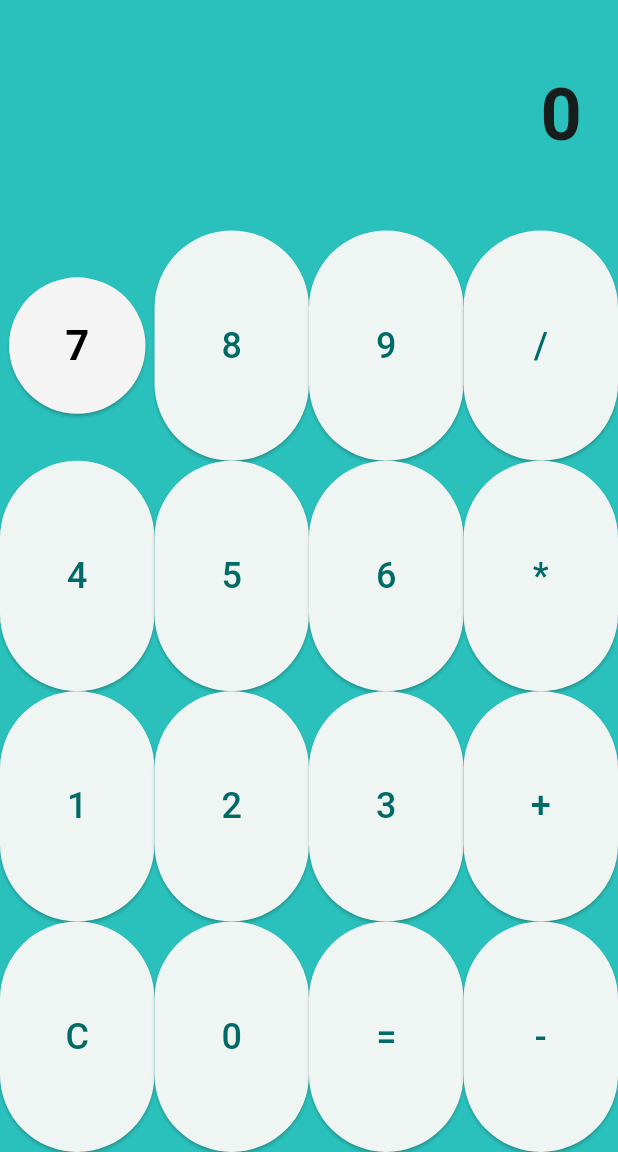
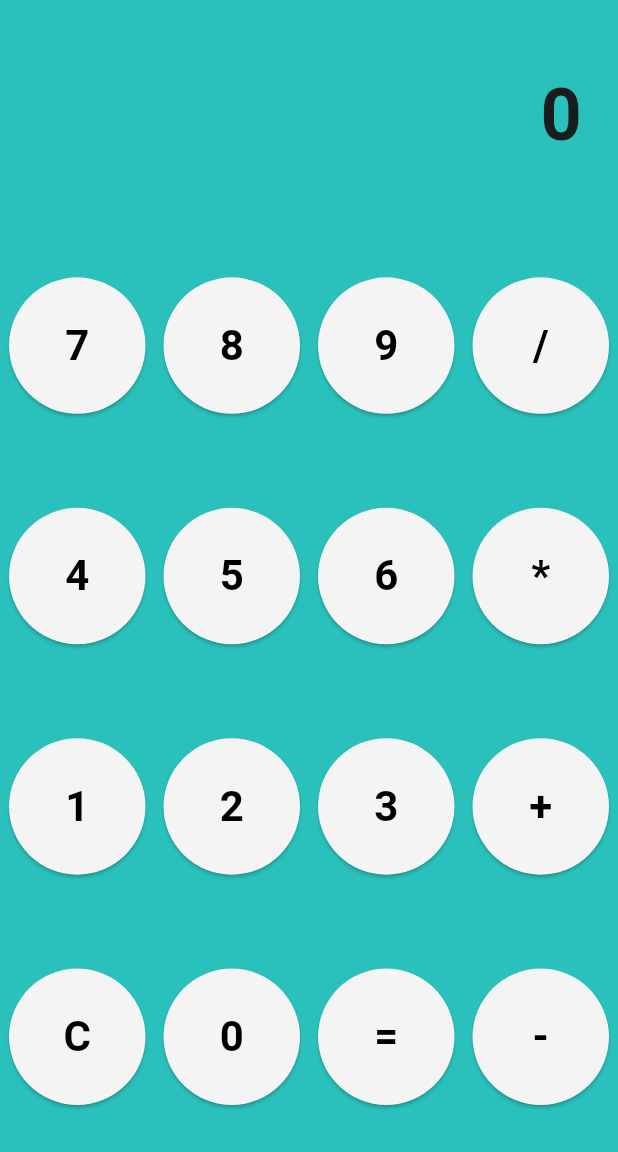
Before and after one commit to princebyun/flutter-calculator-8, a Flutter app: the screen it shows after launch, on a phone screen of 412 x 824 dp, the part 84-1236 px from its top. Run offline on Flutter 3.47's test engine with Material 3 defaults, Android fonts, the phone set to English and light mode, and no system bars.

Commit message:
design : 계산기 숫자 버튼 디자인3

```diff
--- a/lib/main.dart
+++ b/lib/main.dart
@@ -35,9 +35,9 @@ class MyHomePage extends StatefulWidget {
 class _MyHomePageState extends State<MyHomePage> {
   int counter = 0;
 
-  Widget _buildCalcButton(String text, {int flex = 1}) {
+  Widget _buildCalcButton(String text) {
     return Expanded(
-      flex: flex,
+      flex: 1,
       child: Padding(
         padding: const EdgeInsets.all(6.0),
         child: ElevatedButton(
@@ -83,42 +83,9 @@ class _MyHomePageState extends State<MyHomePage> {
               crossAxisAlignment: CrossAxisAlignment.stretch,
               children: <Widget>[
                 _buildCalcButton('7'),
-                /* Expanded(
-                  flex: 1,
-                  child: ElevatedButton(
-                    onPressed: () {
-                      print('7 pressed');
-                    },
-                    child: Text('7', style: TextStyle(fontSize: 24)),
-                  ),
-                ),*/
-                Expanded(
-                  flex: 1,
-                  child: ElevatedButton(
-                    onPressed: () {
-                      print('8 pressed');
-                    },
-                    child: Text('8', style: TextStyle(fontSize: 24)),
-                  ),
-                ),
-                Expanded(
-                  flex: 1,
-                  child: ElevatedButton(
-                    onPressed: () {
-                      print('9 pressed');
-                    },
-                    child: Text('9', style: TextStyle(fontSize: 24)),
-                  ),
-                ),
-                Expanded(
-                  flex: 1,
-                  child: ElevatedButton(
-                    onPressed: () {
-                      print('/ pressed');
-                    },
-                    child: Text('/', style: TextStyle(fontSize: 24)),
-                  ),
-                ),
+                _buildCalcButton('8'),
+                _buildCalcButton('9'),
+                _buildCalcButton('/'),
               ],
             ),
           ),
@@ -127,42 +94,10 @@ class _MyHomePageState extends State<MyHomePage> {
             child: Row(
               crossAxisAlignment: CrossAxisAlignment.stretch,
               children: <Widget>[
-                Expanded(
-                  flex: 1,
-                  child: ElevatedButton(
-                    onPressed: () {
-                      print('4 pressed');
-                    },
-                    child: Text('4', style: TextStyle(fontSize: 24)),
-                  ),
-                ),
-                Expanded(
-                  flex: 1,
-                  child: ElevatedButton(
-                    onPressed: () {
-                      print('5 pressed');
-                    },
-                    child: Text('5', style: TextStyle(fontSize: 24)),
-                  ),
-                ),
-                Expanded(
-                  flex: 1,
-                  child: ElevatedButton(
-                    onPressed: () {
-                      print('6 pressed');
-                    },
-                    child: Text('6', style: TextStyle(fontSize: 24)),
-                  ),
-                ),
-                Expanded(
-                  flex: 1,
-                  child: ElevatedButton(
-                    onPressed: () {
-                      print('* pressed');
-                    },
-                    child: Text('*', style: TextStyle(fontSize: 24)),
-                  ),
-                ),
+                _buildCalcButton('4'),
+                _buildCalcButton('5'),
+                _buildCalcButton('6'),
+                _buildCalcButton('*'),
               ],
             ),
           ),
@@ -171,42 +106,10 @@ class _MyHomePageState extends State<MyHomePage> {
             child: Row(
               crossAxisAlignment: CrossAxisAlignment.stretch,
               children: <Widget>[
-                Expanded(
-                  flex: 1,
-                  child: ElevatedButton(
-                    onPressed: () {
-                      print('1 pressed');
-                    },
-                    child: Text('1', style: TextStyle(fontSize: 24)),
-                  ),
-                ),
-                Expanded(
-                  flex: 1,
-                  child: ElevatedButton(
-                    onPressed: () {
-                      print('2 pressed');
-                    },
-                    child: Text('2', style: TextStyle(fontSize: 24)),
-                  ),
-                ),
-                Expanded(
-                  flex: 1,
-                  child: ElevatedButton(
-                    onPressed: () {
-                      print('3 pressed');
-                    },
-                    child: Text('3', style: TextStyle(fontSize: 24)),
-                  ),
-                ),
-                Expanded(
-                  flex: 1,
-                  child: ElevatedButton(
-                    onPressed: () {
-                      print('+ pressed');
-                    },
-                    child: Text('+', style: TextStyle(fontSize: 24)),
-                  ),
-                ),
+                _buildCalcButton('1'),
+                _buildCalcButton('2'),
+                _buildCalcButton('3'),
+                _buildCalcButton('+'),
               ],
             ),
           ),
@@ -215,42 +118,10 @@ class _MyHomePageState extends State<MyHomePage> {
             child: Row(
               crossAxisAlignment: CrossAxisAlignment.stretch,
               children: <Widget>[
-                Expanded(
-                  flex: 1,
-                  child: ElevatedButton(
-                    onPressed: () {
-                      print('C pressed');
-                    },
-                    child: Text('C', style: TextStyle(fontSize: 24)),
-                  ),
-                ),
-                Expanded(
-                  flex: 1,
-                  child: ElevatedButton(
-                    onPressed: () {
-                      print('0 pressed');
-                    },
-                    child: Text('0', style: TextStyle(fontSize: 24)),
-                  ),
-                ),
-                Expanded(
-                  flex: 1,
-                  child: ElevatedButton(
-                    onPressed: () {
-                      print('= pressed');
-                    },
-                    child: Text('=', style: TextStyle(fontSize: 24)),
-                  ),
-                ),
-                Expanded(
-                  flex: 1,
-                  child: ElevatedButton(
-                    onPressed: () {
-                      print('- pressed');
-                    },
-                    child: Text('-', style: TextStyle(fontSize: 24)),
-                  ),
-                ),
+                _buildCalcButton('C'),
+                _buildCalcButton('0'),
+                _buildCalcButton('='),
+                _buildCalcButton('-'),
               ],
             ),
           ),
```
